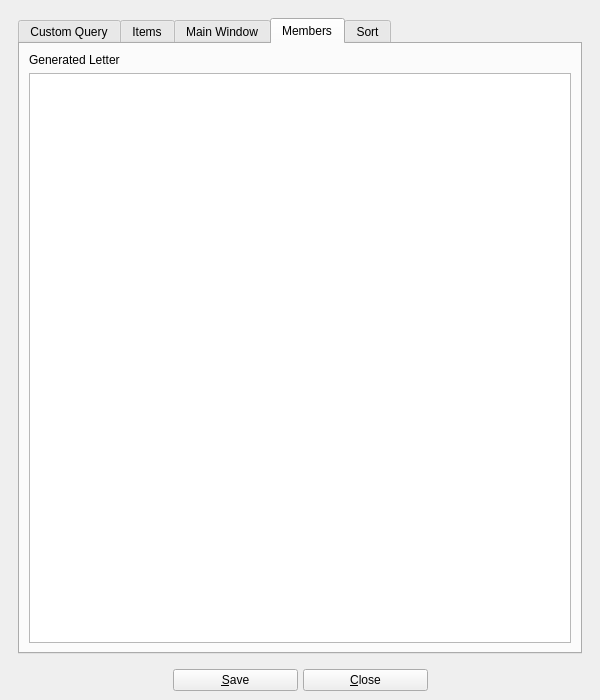
The window that UI/biblioteq_otheroptions.ui (textbrowser/biblioteq) describes before a commit, drawn with Qt 5.
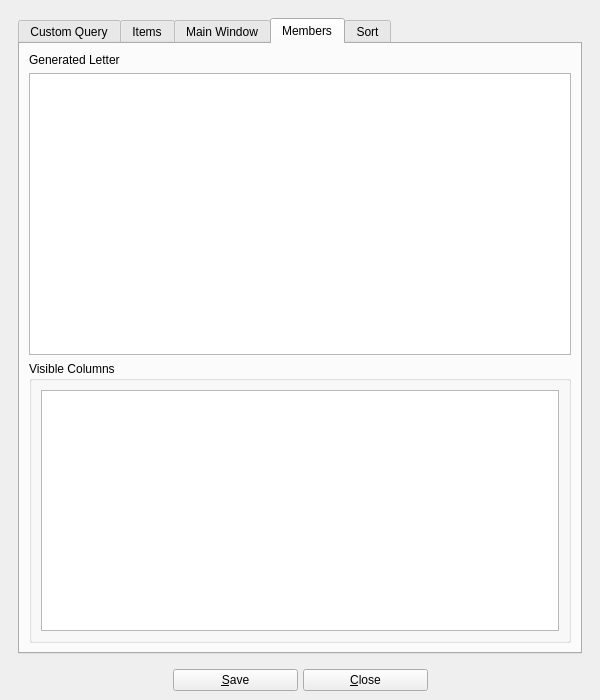
The same window after the commit. The open tabs and pages were chosen to show the change. Icons and pictures are not drawn.

Commit message: Members visible columns.

Patch:
```diff
--- a/UI/biblioteq_otheroptions.ui
+++ b/UI/biblioteq_otheroptions.ui
@@ -531,6 +531,18 @@
               </property>
              </widget>
             </item>
+            <item>
+             <widget class="QGroupBox" name="groupBox_4">
+              <property name="title">
+               <string>Visible Columns</string>
+              </property>
+              <layout class="QVBoxLayout" name="verticalLayout_11">
+               <item>
+                <widget class="QListWidget" name="members_visible_columns"/>
+               </item>
+              </layout>
+             </widget>
+            </item>
            </layout>
           </widget>
           <widget class="QWidget" name="tab_4">
```
Left out of the diff: 1 changed line with no effect on the pictures. The commit also changes 6 other files.
